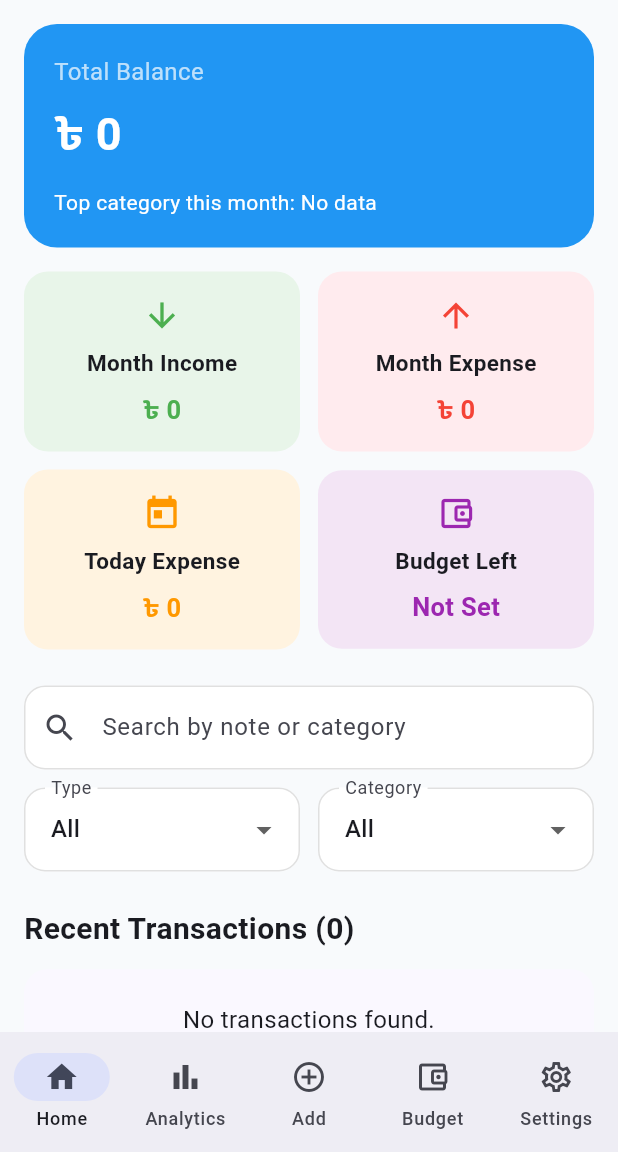
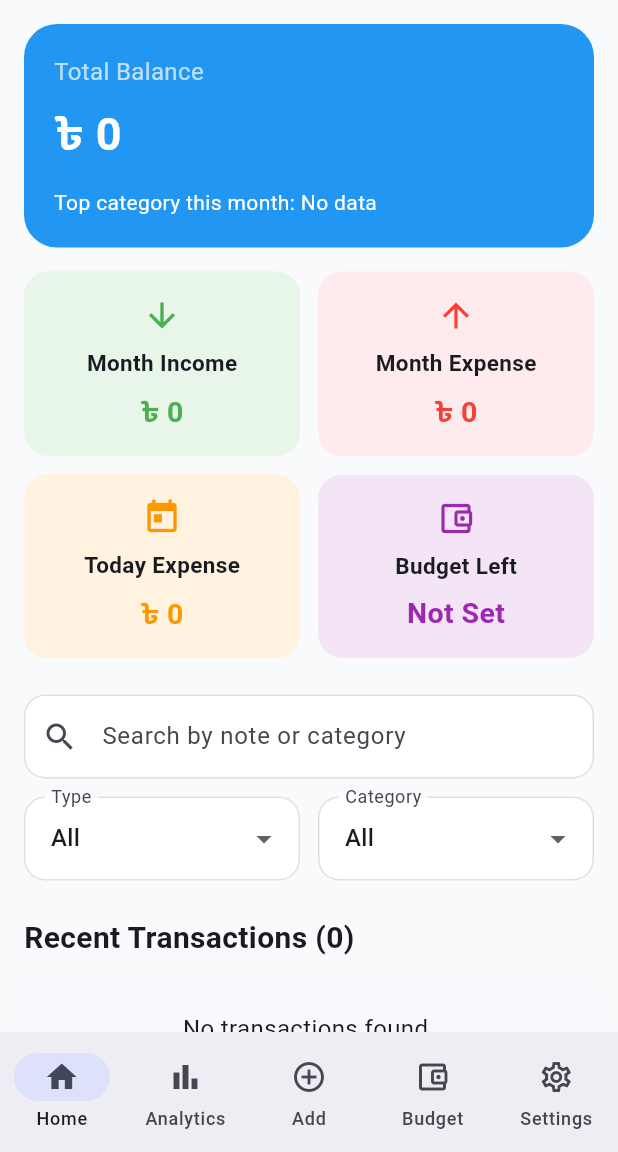
Before and after one commit to AR-NIHAL/trackora-finance-app, a Flutter app: the screen it shows after launch, on a phone screen of 412 x 824 dp, the part 84-1236 px from its top. Run offline on Flutter 3.47's test engine with Material 3 defaults, Android fonts, the light colour scheme and no system bars; our stand-ins replace fl_chart, flutter_riverpod, hive, hive_flutter, shared_preferences, sqflite; accounts and stored records are empty.

Commit message:
Update summary_card.dart

```diff
--- a/trackora/lib/widgets/summary_card.dart
+++ b/trackora/lib/widgets/summary_card.dart
@@ -38,7 +38,7 @@ class SummaryCard extends StatelessWidget {
             style: TextStyle(
               color: textColor,
               fontWeight: FontWeight.bold,
-              fontSize: 17,
+              fontSize: 19,
             ),
           ),
         ],
```
